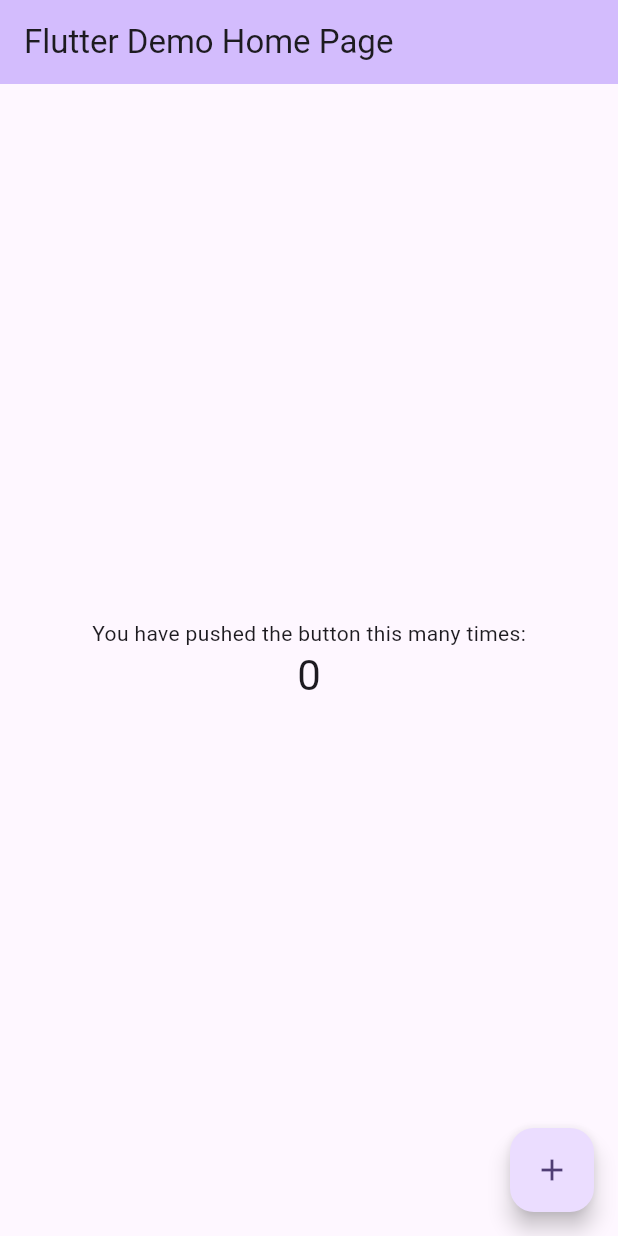
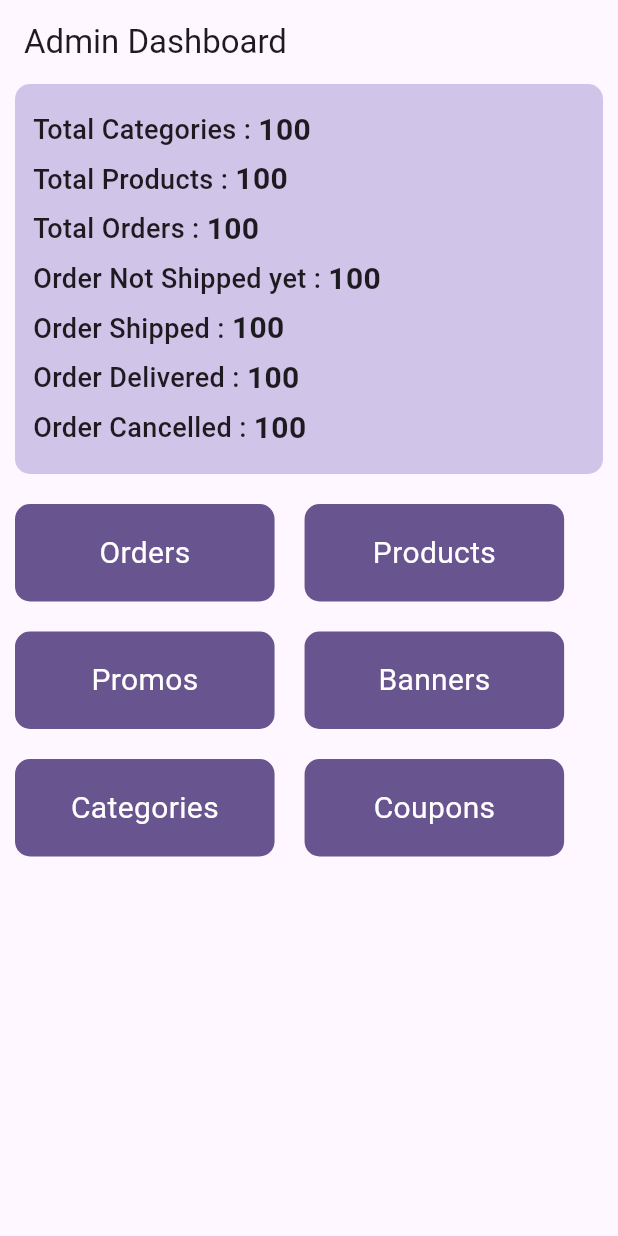
Before and after one commit to Napatsorn2802/shoppingapp12, a Flutter app: the screen it shows after launch, on a phone screen of 412 x 824 dp. Run offline on Flutter 3.47's test engine with Material 3 defaults, Android fonts, the phone set to English and light mode, and no system bars; our stand-ins replace firebase_core; accounts and stored records are empty.

Commit message:
Admin home UI

```diff
--- /dev/null
+++ b/devtools_options.yaml
@@ -0,0 +1,3 @@
+description: This file stores settings for Dart & Flutter DevTools.
+documentation: https://docs.flutter.dev/tools/devtools/extensions#configure-extension-enablement-states
+extensions:
--- /dev/null
+++ b/lib/containers/dashboard_text.dart
@@ -0,0 +1,21 @@
+import 'package:flutter/material.dart';
+
+class DashboardText extends StatefulWidget {
+  final String keyword,value;
+  const DashboardText({super.key, required this.keyword, required this.value});
+
+  @override
+  State<DashboardText> createState() => _DashboardTextState();
+}
+
+class _DashboardTextState extends State<DashboardText> {
+  @override
+  Widget build(BuildContext context) {
+    return  Row(
+            children: [
+              Text("${widget.keyword} : ",style: TextStyle( fontSize: 18,fontWeight: FontWeight.w500),),
+              Text("${widget.value}",style: TextStyle( fontSize: 20,fontWeight: FontWeight.w600),),
+            ],
+          );
+  }
+}
--- /dev/null
+++ b/lib/containers/home_button.dart
@@ -0,0 +1,32 @@
+import 'package:flutter/material.dart';
+
+class HomeButton extends StatefulWidget {
+  final String  name;
+  final VoidCallback onTap;
+  const HomeButton({super.key, required this.name, required this.onTap});
+
+  @override
+  State<HomeButton> createState() => _HomeButtonState();
+}
+
+class _HomeButtonState extends State<HomeButton> {
+  @override
+  Widget build(BuildContext context) {
+    return GestureDetector(
+      onTap: widget.onTap,
+      child: Container(
+        height: 65,
+        width: MediaQuery.of(context).size.width * .42,
+        margin: EdgeInsets.all(10),
+        decoration: BoxDecoration(
+            borderRadius: BorderRadius.circular(10),
+            color: Theme.of(context).primaryColor),
+        child: Center(
+            child: Text(
+          widget.name,
+          style: TextStyle(color: Colors.white, fontSize: 20),
+        )),
+      ),
+    );
+  }
+}
--- a/lib/main.dart
+++ b/lib/main.dart
@@ -1,122 +1,35 @@
+import 'package:ecommerce_admin_app/firebase_options.dart';
+import 'package:ecommerce_admin_app/views/admin_home.dart';
+import 'package:firebase_core/firebase_core.dart';
 import 'package:flutter/material.dart';
 
-void main() {
+void main() async{
+  WidgetsFlutterBinding.ensureInitialized();
+  await Firebase.initializeApp(
+
+    options: DefaultFirebaseOptions.currentPlatform,
+   );
   runApp(const MyApp());
 }
 
 class MyApp extends StatelessWidget {
    const MyApp({super.key});
 
-  // This widget is the root of your application.
    @override
   Widget build(BuildContext context) {
    return MaterialApp(
   title: 'Flutter Demo',
   theme: ThemeData(
-        // This is the theme of your application.
-        //
-        // TRY THIS: Try running your application with "flutter run". You'll see
-        // the application has a purple toolbar. Then, without quitting the app,
-        // try changing the seedColor in the colorScheme below to Colors.green
-        // and then invoke "hot reload" (save your changes or press the "hot
-        // reload" button in a Flutter-supported IDE, or press "r" if you used
-        // the command line to start the app).
-        //
-        // Notice that the counter didn't reset back to zero; the application
-        // state is not lost during the reload. To reset the state, use hot
-        // restart instead.
-        //
-        // This works for code too, not just values: Most code changes can be
-        // tested with just a hot reload.
   colorScheme: ColorScheme.fromSeed(seedColor: Colors.deepPurple),
+   useMaterial3: true,
    ),
-      home: const MyHomePage(title: 'Flutter Demo Home Page'),
+      // **ส่วนที่แก้ไข/เพิ่มเติม:** กำหนดหน้าจอเริ่มต้นด้วย home
+   home: const AdminHome(),
+     routes:{
+    // สามารถลบเส้นทางนี้ออกได้ หากคุณไม่ต้องการใช้ Navigator.pushNamed(context, '/AdminHome')
+   // แต่ถ้าต้องการใช้ก็เก็บไว้ได้
+    "/AdminHome": (context) => const AdminHome()
+   },
     );
    }
 }
-
-class MyHomePage extends StatefulWidget {
-  const MyHomePage({super.key, required this.title});
-
-  // This widget is the home page of your application. It is stateful, meaning
-  // that it has a State object (defined below) that contains fields that affect
-  // how it looks.
-
-  // This class is the configuration for the state. It holds the values (in this
-  // case the title) provided by the parent (in this case the App widget) and
-  // used by the build method of the State. Fields in a Widget subclass are
-  // always marked "final".
-
-  final String title;
-
-  @override
-  State<MyHomePage> createState() => _MyHomePageState();
-}
-
-class _MyHomePageState extends State<MyHomePage> {
-  int _counter = 0;
-
-  void _incrementCounter() {
-    setState(() {
-      // This call to setState tells the Flutter framework that something has
-      // changed in this State, which causes it to rerun the build method below
-      // so that the display can reflect the updated values. If we changed
-      // _counter without calling setState(), then the build method would not be
-      // called again, and so nothing would appear to happen.
-      _counter++;
-    });
-  }
-
-  @override
-  Widget build(BuildContext context) {
-    // This method is rerun every time setState is called, for instance as done
-    // by the _incrementCounter method above.
-    //
-    // The Flutter framework has been optimized to make rerunning build methods
-    // fast, so that you can just rebuild anything that needs updating rather
-    // than having to individually change instances of widgets.
-    return Scaffold(
-      appBar: AppBar(
-        // TRY THIS: Try changing the color here to a specific color (to
-        // Colors.amber, perhaps?) and trigger a hot reload to see the AppBar
-        // change color while the other colors stay the same.
-        backgroundColor: Theme.of(context).colorScheme.inversePrimary,
-        // Here we take the value from the MyHomePage object that was created by
-        // the App.build method, and use it to set our appbar title.
-        title: Text(widget.title),
-      ),
-      body: Center(
-        // Center is a layout widget. It takes a single child and positions it
-        // in the middle of the parent.
-        child: Column(
-          // Column is also a layout widget. It takes a list of children and
-          // arranges them vertically. By default, it sizes itself to fit its
-          // children horizontally, and tries to be as tall as its parent.
-          //
-          // Column has various properties to control how it sizes itself and
-          // how it positions its children. Here we use mainAxisAlignment to
-          // center the children vertically; the main axis here is the vertical
-          // axis because Columns are vertical (the cross axis would be
-          // horizontal).
-          //
-          // TRY THIS: Invoke "debug painting" (choose the "Toggle Debug Paint"
-          // action in the IDE, or press "p" in the console), to see the
-          // wireframe for each widget.
-          mainAxisAlignment: MainAxisAlignment.center,
-          children: <Widget>[
-            const Text('You have pushed the button this many times:'),
-            Text(
-              '$_counter',
-              style: Theme.of(context).textTheme.headlineMedium,
-            ),
-          ],
-        ),
-      ),
-      floatingActionButton: FloatingActionButton(
-        onPressed: _incrementCounter,
-        tooltip: 'Increment',
-        child: const Icon(Icons.add),
-      ), // This trailing comma makes auto-formatting nicer for build methods.
-    );
-  }
-}
--- /dev/null
+++ b/lib/views/admin_home.dart
@@ -0,0 +1,79 @@
+import 'package:ecommerce_admin_app/containers/dashboard_text.dart';
+import 'package:ecommerce_admin_app/containers/home_button.dart';
+import 'package:flutter/material.dart';
+import 'package:provider/provider.dart';
+
+class AdminHome extends StatefulWidget {
+  const AdminHome({super.key});
+
+  @override
+  State<AdminHome> createState() => _AdminHomeState();
+}
+
+class _AdminHomeState extends State<AdminHome> {
+  @override
+  Widget build(BuildContext context) {
+    return Scaffold(
+      appBar: AppBar(title: Text("Admin Dashboard"),
+
+      ),
+      body:  SingleChildScrollView(
+        child: Column(children: [
+          Container(
+            height: 260,
+          padding:  EdgeInsets.all(12),
+          margin:  EdgeInsets.only(left: 10,right:  10,bottom: 10),
+          decoration:  BoxDecoration(color:  Colors.deepPurple.shade100,borderRadius:  BorderRadius.circular(10)),
+            child:
+              Column(
+                crossAxisAlignment: CrossAxisAlignment.start,
+              mainAxisAlignment: MainAxisAlignment.spaceEvenly,
+                children: [
+                  DashboardText(keyword: "Total Categories", value: "100",),
+                  DashboardText(keyword: "Total Products", value: "100",),
+                  DashboardText(keyword: "Total Orders", value: "100",),
+                  DashboardText(keyword: "Order Not Shipped yet", value: "100",),
+                  DashboardText(keyword: "Order Shipped", value: "100",),
+                  DashboardText(keyword: "Order Delivered", value: "100",),
+                  DashboardText(keyword: "Order Cancelled", value: "100",),
+
+                ],
+              ),
+            ),
+
+            // Buttons for admins
+            Row(
+        children: [
+          HomeButton(onTap: (){
+            Navigator.pushNamed(context,"/orders");
+          }, name: "Orders"),
+          HomeButton(onTap: (){
+            Navigator.pushNamed(context,"/products");
+          }, name: "Products"),
+        ],
+            ),
+            Row(
+        children: [
+          HomeButton(onTap: (){
+            Navigator.pushNamed(context,"/promos",arguments: {"promo":true});
+          }, name: "Promos"),
+          HomeButton(onTap: (){
+             Navigator.pushNamed(context,"/promos",arguments: {"promo":false});
+          }, name: "Banners"),
+        ],
+            ),
+            Row(
+        children: [
+          HomeButton(onTap: (){
+            Navigator.pushNamed(context,"/category");
+          }, name: "Categories"),
+          HomeButton(onTap: (){
+            Navigator.pushNamed(context, "/coupons");
+          }, name: "Coupons"),
+        ],
+            ),
+        ],),
+      ),
+    );
+  }
+}
```
Also changed, not shown: firebase.json (added), lib/controllers/auth_service.dart (added), lib/firebase_options.dart (added), 3 other files. Lines whose indentation alone changed are shown as unchanged.
